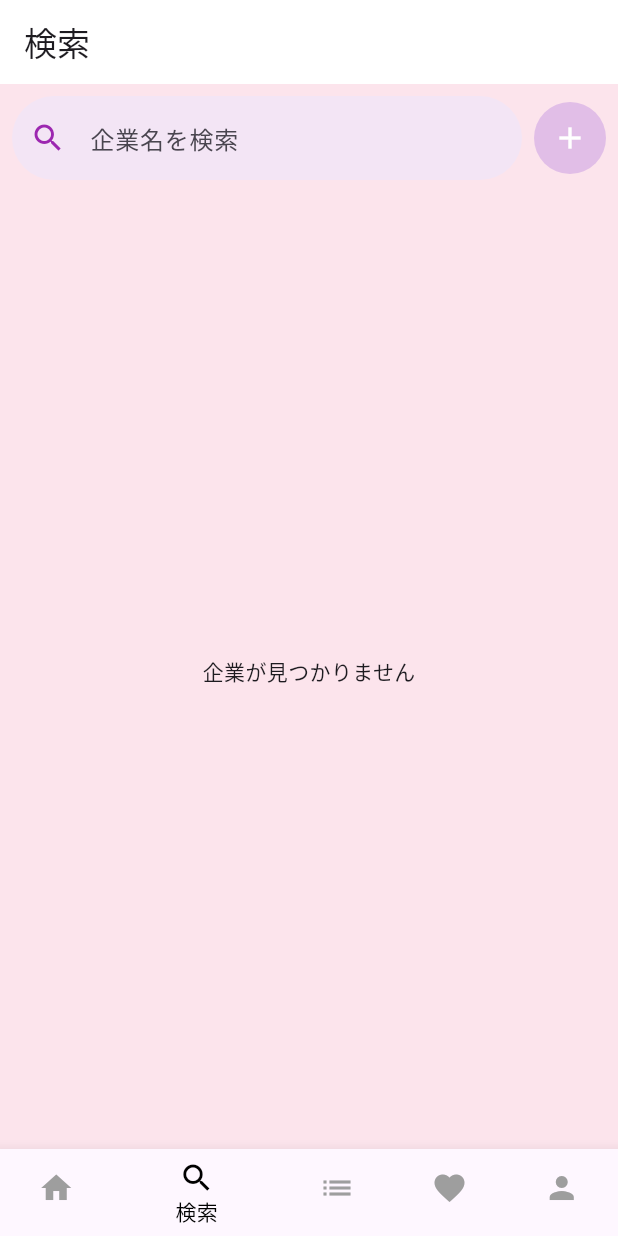
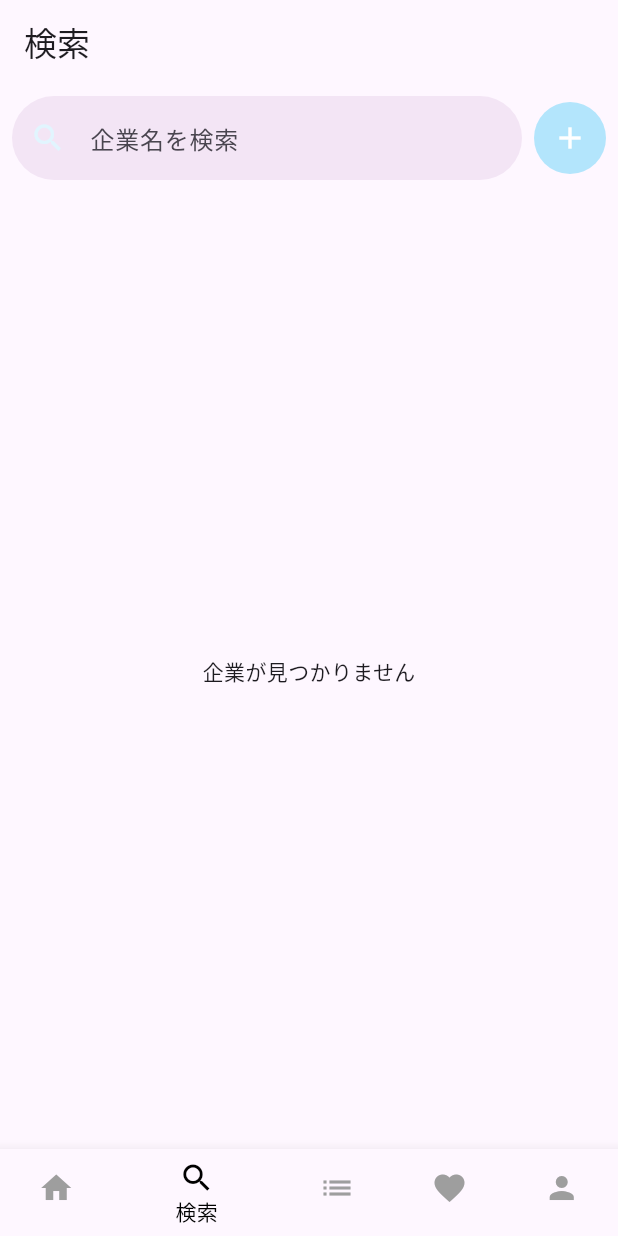
Before and after one commit to DIGIT-KITAQ-Flutter/kitakyu-shukatu, a Flutter app: the screen it shows after launch, item 2 of the bottom bar chosen, on a phone screen of 412 x 824 dp. Run offline on Flutter 3.47's test engine with Material 3 defaults, Android fonts, the phone set to English and light mode, and no system bars; our stand-ins replace cloud_firestore, firebase_auth, firebase_core, flutter_map, latlong2, shared_preferences; missing offline and left inert: flutter_map_animations; accounts and stored records are empty.

Commit message:
add UI微調整

```diff
--- a/lib/ui/Auth/view/auth_page.dart
+++ b/lib/ui/Auth/view/auth_page.dart
@@ -36,7 +36,7 @@ class _AuthPageState extends State<AuthPage> {
               ),
               // メールアドレスでサインアップ
               ElevatedButton(
-                child: const Text('メールアドレスでサインアップ'),
+                child: const Text('新しくアカウントを作成'),
                 onPressed: () {
                   Navigator.push(
                     context,
--- a/lib/ui/Auth/view/sign_in_page.dart
+++ b/lib/ui/Auth/view/sign_in_page.dart
@@ -2,7 +2,6 @@ import 'package:flutter/material.dart';
 import 'package:firebase_auth/firebase_auth.dart';
 import 'dart:async';
 import 'dart:math';
-
 import 'package:kitakyushu_shukatu/ui/main/main_page.dart';
 
 class AuthPage extends StatefulWidget {
@@ -32,6 +31,7 @@ class _AuthPage extends State<AuthPage> {
   Widget build(BuildContext context) {
     return Scaffold(
       appBar: AppBar(title: const Text('LoginPage')),
+       backgroundColor: Colors.lightBlue[50],
       body: BackgroundAnimation1(
         size: MediaQuery.of(context).size,
         child: Padding(
@@ -41,7 +41,7 @@ class _AuthPage extends State<AuthPage> {
               mainAxisSize: MainAxisSize.min,
               children: [
                 const Text(
-                  'Login',
+                  'ログイン',
                   style: TextStyle(fontSize: 32, fontWeight: FontWeight.bold),
                 ),
                 TextFormField(
@@ -98,7 +98,7 @@ class _AuthPage extends State<AuthPage> {
                         emailController.clear();
                         passwordController.clear();
 
-                        // `push` ではなく `pushReplacement` を使う
+                        // push ではなく pushReplacement を使う
                         Navigator.pushReplacement(
                           context,
                           MaterialPageRoute(
--- a/lib/ui/Company/company_list_page.dart
+++ b/lib/ui/Company/company_list_page.dart
@@ -162,7 +162,10 @@ class CompanyCard extends StatelessWidget {
                   children: [
                     const Icon(Icons.category, size: 16, color: Colors.grey),
                     const SizedBox(width: 4),
-                    Text(company.industry ?? '未設定'),
+                    Text(
+                      '業種: ${company.industry}',
+                      style: const TextStyle(fontSize: 14),
+                    ),
                   ],
                 ),
                 const SizedBox(height: 12),
--- a/lib/ui/search/search_page.dart
+++ b/lib/ui/search/search_page.dart
@@ -49,8 +49,8 @@ class _SearchPageState extends State<SearchPage> {
   @override
   Widget build(BuildContext context) {
     return Scaffold(
-      backgroundColor: Colors.pink[50], // 背景色を淡いピンクに
-      appBar: AppBar(backgroundColor: Colors.white, title: const Text('検索')),
+      backgroundColor: Colors.lightBlue[25], // 背景色を淡いピンクに
+      appBar: AppBar(backgroundColor: Colors.lightBlue[25], title: const Text('検索')),
       body: Column(
         children: [
           // 検索バー + 追加ボタン
@@ -63,7 +63,7 @@ class _SearchPageState extends State<SearchPage> {
                     controller: _searchController,
                     decoration: InputDecoration(
                       hintText: '企業名を検索',
-                      prefixIcon: Icon(Icons.search, color: Colors.purple),
+                      prefixIcon: Icon(Icons.search, color: Colors.lightBlue[50]),
                       filled: true,
                       fillColor: Colors.purple[50], // 淡い紫の背景
                       border: OutlineInputBorder(
@@ -78,7 +78,7 @@ class _SearchPageState extends State<SearchPage> {
                 // 追加ボタン
                 Container(
                   decoration: BoxDecoration(
-                    color: Colors.purple[100], // ボタンの背景
+                    color: Colors.lightBlue[100], // ボタンの背景
                     shape: BoxShape.circle,
                   ),
                   child: IconButton(
```
Also changed, not shown: lib/ui/Home/home_page.dart (+16 -7 lines), lib/ui/MyPage/my_page.dart (+4 -4 lines).
